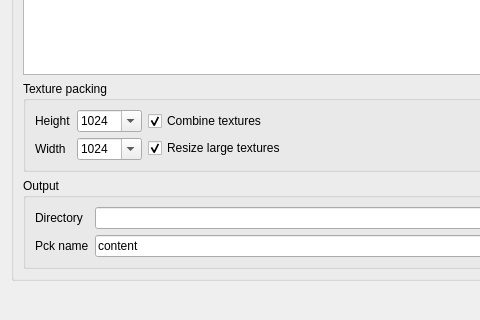
ensisoft/detonator, file editor/gui/dlgpackage.ui: the form before one commit; both pictures show x 0 to 480 and y 278 to 598 of the 791 by 598 pixel window.
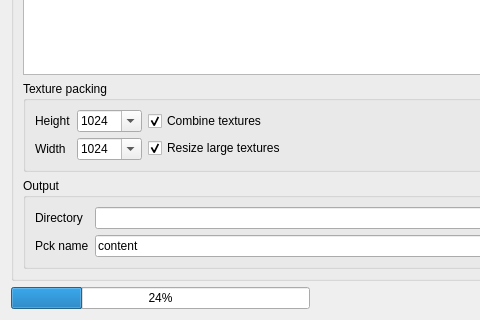
The form after the commit. Icons and pictures are not drawn.

Commit message:
Add some simple progress reporting when packing workspace content
Add some simple progress reproting when packing workspace content.
Using a silly callback (signal) in conjunction with QEventLoop.
(What could possibly go wrong using temp event loops...)

```diff
--- a/editor/gui/dlgpackage.ui
+++ b/editor/gui/dlgpackage.ui
@@ -277,6 +277,16 @@
    </item>
    <item>
     <layout class="QHBoxLayout" name="horizontalLayout">
+     <item>
+      <widget class="QProgressBar" name="progressBar">
+       <property name="value">
+        <number>24</number>
+       </property>
+       <property name="format">
+        <string>%p%</string>
+       </property>
+      </widget>
+     </item>
      <item>
       <spacer name="horizontalSpacer">
        <property name="orientation">
```
The commit also changes 4 other files.
